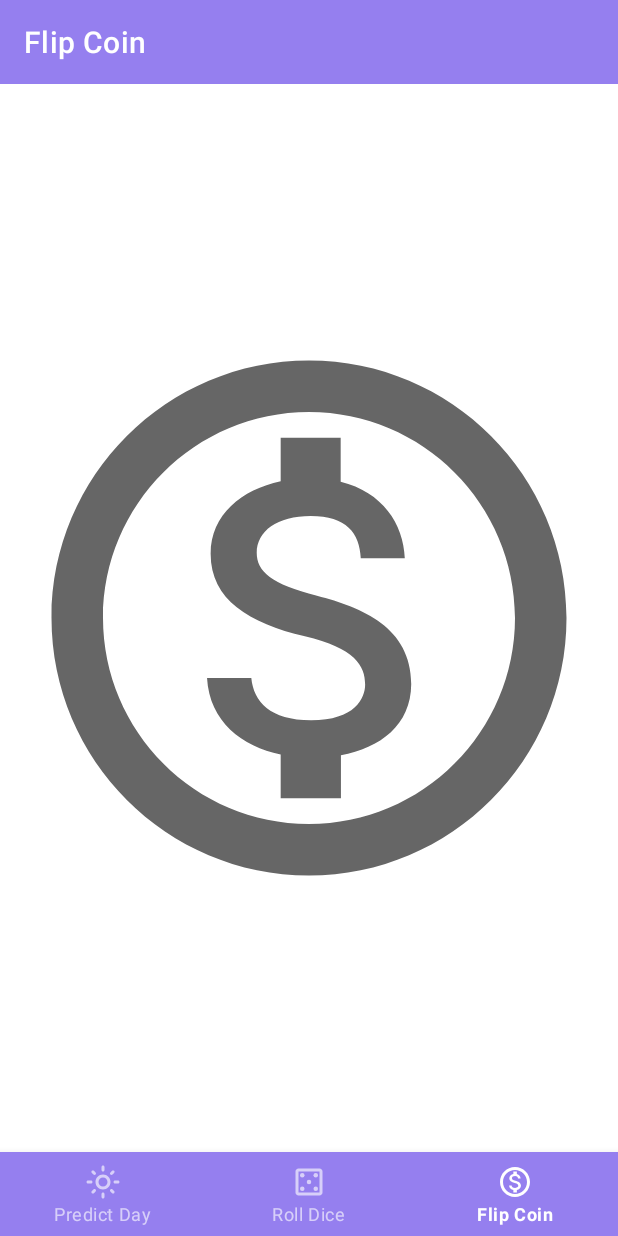
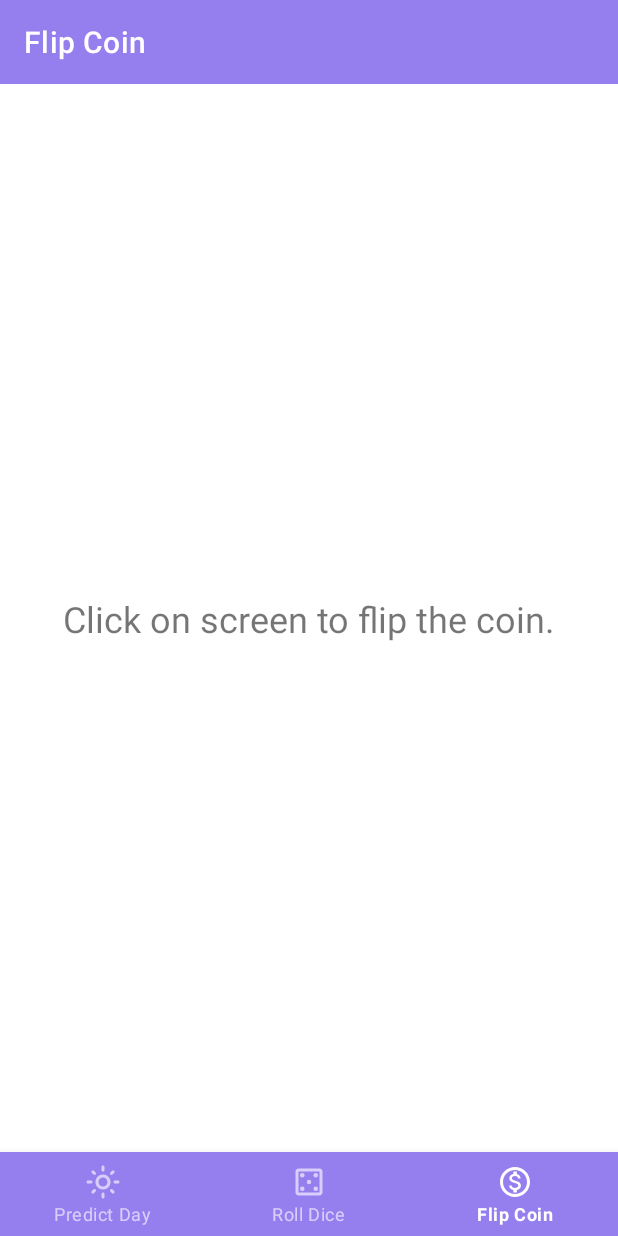
Before and after one commit to HeraEXE/Fate-games-Android, an Android app: the CoinFlip screen opened through its navigation route, item 3 of the bottom bar chosen, on a phone screen of 412 x 824 dp. Run offline under Robolectric (Android 15) with nearby library versions, the phone set to English and light mode, and no system bars; our stand-ins replace navigation-ui.

Commit message:
coin flip implementation added

```diff
--- a/app/src/main/java/com/hera/fate/ui/fragments/CoinFlip.kt
+++ b/app/src/main/java/com/hera/fate/ui/fragments/CoinFlip.kt
@@ -5,13 +5,18 @@ import androidx.fragment.app.Fragment
 import android.view.LayoutInflater
 import android.view.View
 import android.view.ViewGroup
+import android.view.animation.AnimationUtils
 import androidx.appcompat.app.AppCompatActivity
+import com.bumptech.glide.Glide
 import com.hera.fate.R
 import com.hera.fate.databinding.FragmentCoinFlipBinding
+import com.hera.fate.utils.ImageCollection
+import kotlin.random.Random
 
 class CoinFlip : Fragment() {
     private var _binding: FragmentCoinFlipBinding? = null
     private val binding get() = _binding!!
+    private var result: Int? = null
 
     override fun onCreateView(inflater: LayoutInflater, container: ViewGroup?,
         savedInstanceState: Bundle?): View? {
@@ -22,11 +27,55 @@ class CoinFlip : Fragment() {
         // Setting action bar title.
         (activity as AppCompatActivity).supportActionBar?.setTitle(R.string.coin_flip_title)
 
+        // Getting data from bundle.
+        if (savedInstanceState != null) {
+            with(savedInstanceState) {
+                result = getInt(COIN_IMAGE)
+                if (result == 0)
+                    result = null
+            }
+        }
+
+        // Load animations.
+        val fadeIn = AnimationUtils.loadAnimation(activity, R.anim.fade_in)
+
+        // Change coin image when user clicks.
+        binding.coinImage.setOnClickListener {
+            if (binding.flipCoinHint.visibility == View.VISIBLE)
+                binding.flipCoinHint.visibility = View.GONE
+            result = ImageCollection.coinImages[Random.nextInt(ImageCollection.coinImages.size)]
+            loadCoinImage()
+            binding.coinImage.startAnimation(fadeIn)
+        }
+
+        if (result != null) {
+            binding.flipCoinHint.visibility = View.GONE
+            loadCoinImage()
+            binding.coinImage.startAnimation(fadeIn)
+        }
+
         return binding.root
+    }
+
+    override fun onSaveInstanceState(outState: Bundle) {
+        outState.run {
+            putInt(COIN_IMAGE, result ?: 0)
+        }
+        super.onSaveInstanceState(outState)
     }
 
     override fun onDestroy() {
         super.onDestroy()
         _binding = null
     }
+
+    private fun loadCoinImage() {
+        Glide.with(binding.root)
+                .load(result)
+                .into(binding.coinImage)
+    }
+
+    companion object {
+        const val COIN_IMAGE = "coin_image"
+    }
 }
--- a/app/src/main/java/com/hera/fate/utils/ImageCollection.kt
+++ b/app/src/main/java/com/hera/fate/utils/ImageCollection.kt
@@ -14,4 +14,9 @@ object ImageCollection {
             R.drawable.face_calm, R.drawable.face_happy,
             R.drawable.face_fear, R.drawable.face_sad
     )
+
+    val coinImages = listOf(
+            R.drawable.coin_head,
+            R.drawable.coin_tail
+    )
 }
--- a/app/src/main/res/layout/fragment_coin_flip.xml
+++ b/app/src/main/res/layout/fragment_coin_flip.xml
@@ -1,5 +1,5 @@
 <?xml version="1.0" encoding="utf-8"?>
-<FrameLayout xmlns:android="http://schemas.android.com/apk/res/android"
+<androidx.constraintlayout.widget.ConstraintLayout xmlns:android="http://schemas.android.com/apk/res/android"
     xmlns:app="http://schemas.android.com/apk/res-auto"
     xmlns:tools="http://schemas.android.com/tools"
     android:layout_width="match_parent"
@@ -7,8 +7,27 @@
     tools:context=".ui.fragments.CoinFlip">
 
     <ImageView
-        android:id="@+id/imageView"
-        android:layout_width="match_parent"
-        android:layout_height="match_parent"
-        android:src="@drawable/outline_monetization_on_24" />
-</FrameLayout>
+        android:id="@+id/coin_image"
+        android:layout_width="0dp"
+        android:layout_height="0dp"
+        app:layout_constraintBottom_toBottomOf="parent"
+        app:layout_constraintEnd_toEndOf="parent"
+        app:layout_constraintHorizontal_bias="0.0"
+        app:layout_constraintStart_toStartOf="parent"
+        app:layout_constraintTop_toTopOf="parent"
+        app:layout_constraintVertical_bias="0.0" />
+
+    <TextView
+        android:id="@+id/flip_coin_hint"
+        android:layout_width="0dp"
+        android:layout_height="wrap_content"
+        android:layout_marginStart="8dp"
+        android:layout_marginEnd="8dp"
+        android:text="@string/flip_coin_hint"
+        android:textAlignment="center"
+        android:textSize="24sp"
+        app:layout_constraintBottom_toBottomOf="parent"
+        app:layout_constraintEnd_toEndOf="parent"
+        app:layout_constraintStart_toStartOf="parent"
+        app:layout_constraintTop_toTopOf="parent" />
+</androidx.constraintlayout.widget.ConstraintLayout>
--- a/app/src/main/res/values/strings.xml
+++ b/app/src/main/res/values/strings.xml
@@ -6,4 +6,5 @@
     <string name="coin_flip_title">Flip Coin</string>
     <string name="roll_dice_hint">Click on screen to roll the dice.</string>
     <string name="predict_day_hint">Click on screen to predict the day.</string>
+    <string name="flip_coin_hint">Click on screen to flip the coin.</string>
 </resources>
```
Also changed, not shown: app/src/main/res/drawable/coin_head.jpg (added), app/src/main/res/drawable/coin_tail.jpg (added).
